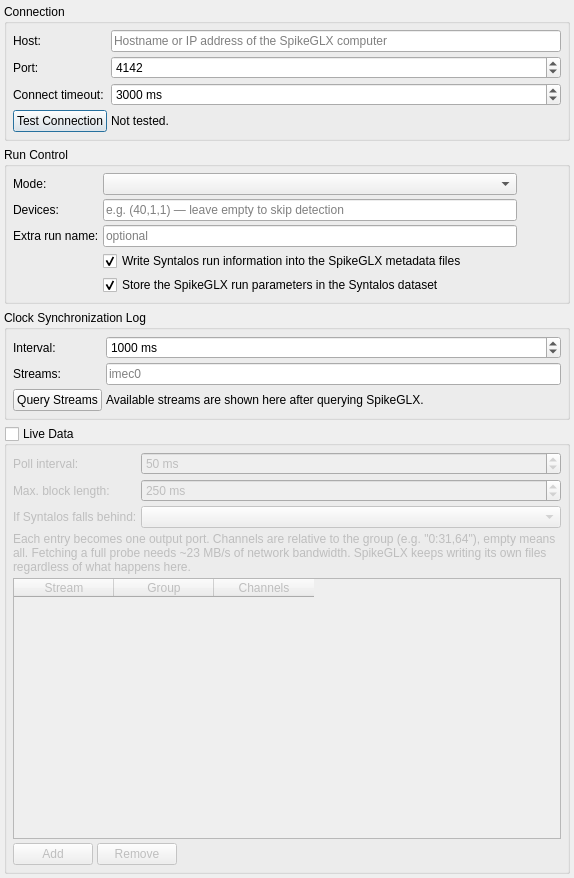
First picture: the form in modules/spikeglx/spikeglxsettingsdialog.ui, repository syntalos/syntalos, before the edit.
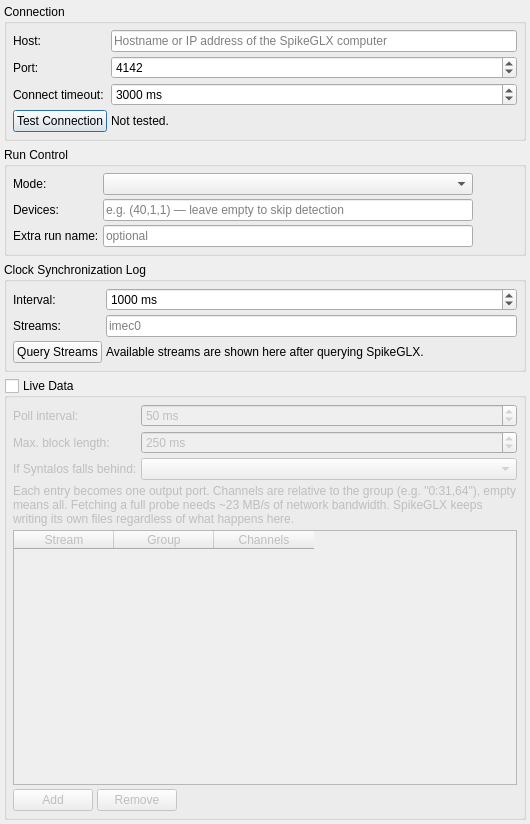
Second picture: the form after the edit. Icons and pictures are not drawn.

Commit message:
spikeglx: Always exchange metadata with the remote side
There is basically no reason for the user to turn this off, and turning
it off might make it harder later to combine the remote and local data.

Patch:
```diff
--- a/modules/spikeglx/spikeglxsettingsdialog.ui
+++ b/modules/spikeglx/spikeglxsettingsdialog.ui
@@ -6,8 +6,8 @@
    <rect>
     <x>0</x>
     <y>0</y>
-    <width>574</width>
-    <height>878</height>
+    <width>530</width>
+    <height>824</height>
    </rect>
   </property>
   <property name="windowTitle">
@@ -277,26 +277,6 @@
         </item>
        </layout>
       </item>
-      <item row="3" column="1">
-       <widget class="QCheckBox" name="pushMetadataCheckBox">
-        <property name="text">
-         <string>Write Syntalos run information into the SpikeGLX metadata files</string>
-        </property>
-        <property name="checked">
-         <bool>true</bool>
-        </property>
-       </widget>
-      </item>
-      <item row="4" column="1">
-       <widget class="QCheckBox" name="storeParamsCheckBox">
-        <property name="text">
-         <string>Store the SpikeGLX run parameters in the Syntalos dataset</string>
-        </property>
-        <property name="checked">
-         <bool>true</bool>
-        </property>
-       </widget>
-      </item>
      </layout>
     </widget>
    </item>
```
The commit also changes 3 other files.
